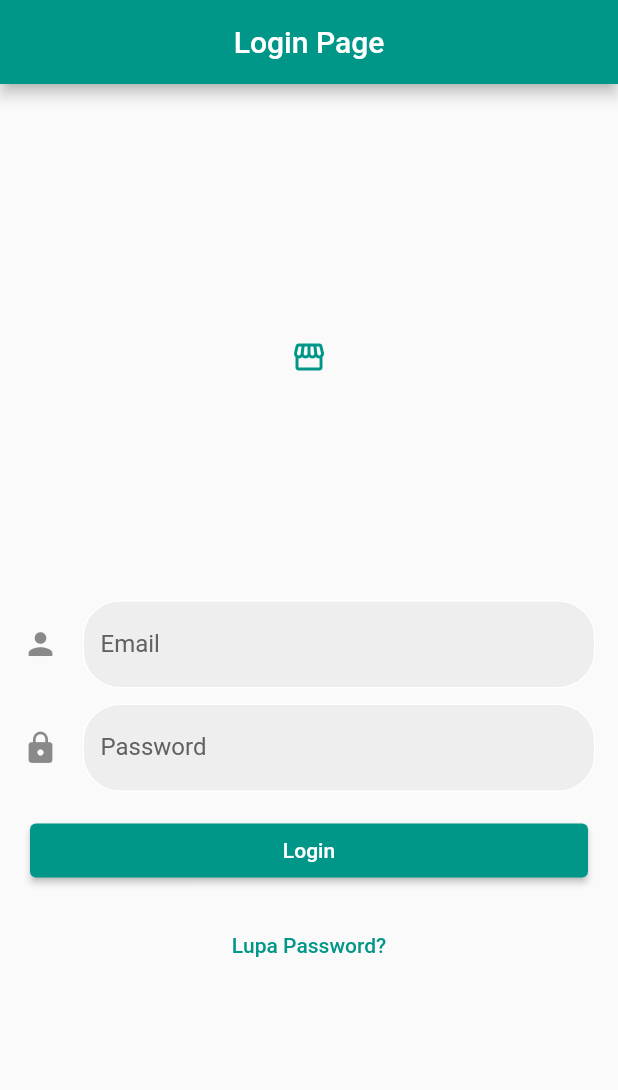
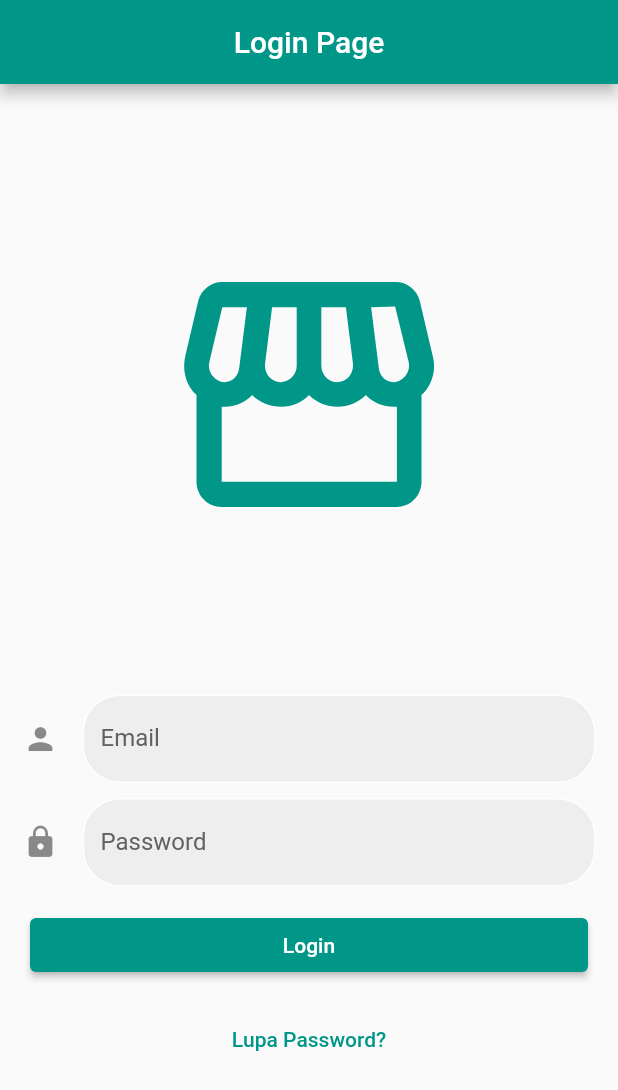
Before and after one commit to istianmws/Praktikum-Mobile, a Flutter app: the screen it shows after launch, on a phone screen of 412 x 824 dp. Shown: the top 1090 px of the screen. Run offline on Flutter 3.47's test engine with Material 2 defaults, Android fonts, the phone set to English and light mode, and no system bars.

Commit message:
Update Size icon in Login

```diff
--- a/lib/login.dart
+++ b/lib/login.dart
@@ -16,8 +16,8 @@ class LoginPageGroceryApp extends StatelessWidget {
         child: SingleChildScrollView(
           child: Column(
             children: [
-              Icon(Icons.storefront_outlined, color: Colors.teal,),
-              const SizedBox(height: 150),
+              Icon(Icons.storefront_outlined, color: Colors.teal,size: 200,),
+              const SizedBox(height: 100),
               Padding(
                 padding: const EdgeInsets.symmetric(horizontal: 15.0),
                 child: TextFormField(
```
